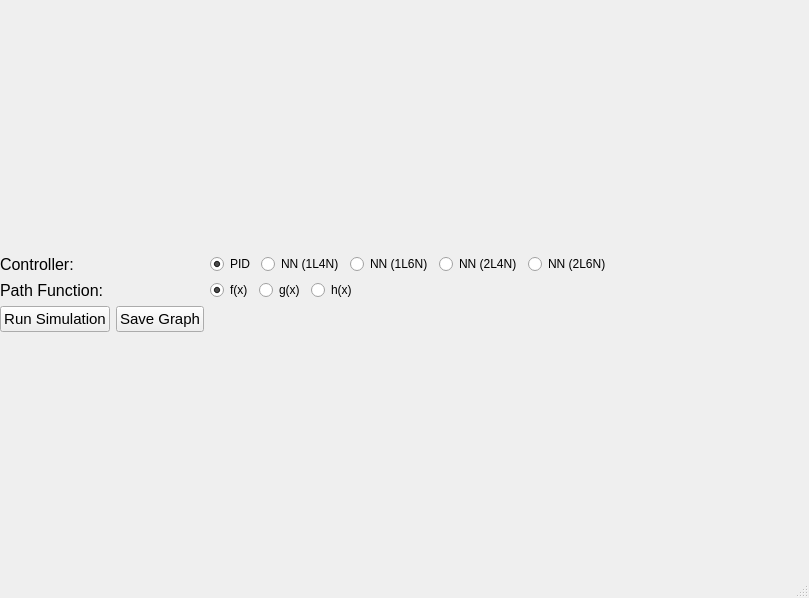
First picture: the form in src/mainwindow.ui, repository viruslobster/AdaptiveControl, before the edit.
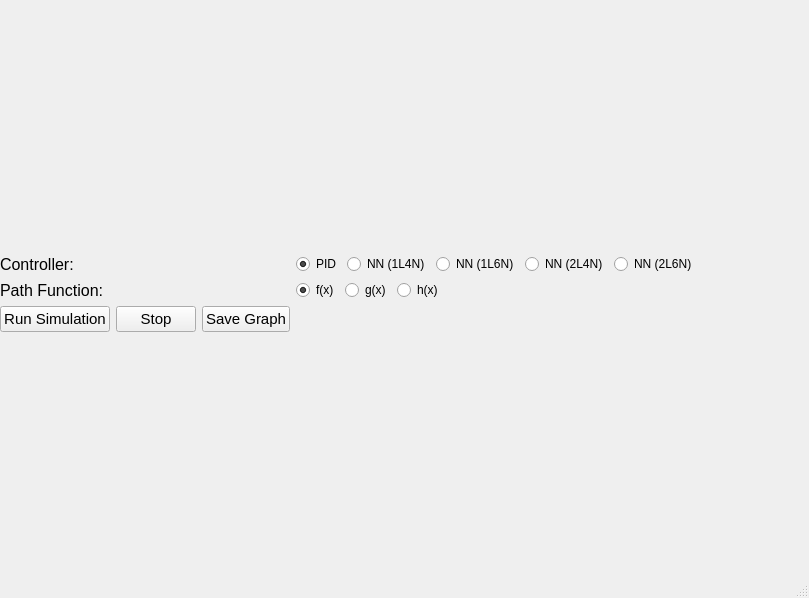
Second picture: the form after the edit. Custom widgets are drawn as their Qt base class.

Commit message: added stop button to ui

What changed in the file:
```diff
--- a/src/mainwindow.ui
+++ b/src/mainwindow.ui
@@ -217,6 +217,18 @@
            </property>
           </widget>
          </item>
+         <item>
+          <widget class="QPushButton" name="pushButton_3">
+           <property name="font">
+            <font>
+             <pointsize>11</pointsize>
+            </font>
+           </property>
+           <property name="text">
+            <string>Stop</string>
+           </property>
+          </widget>
+         </item>
          <item>
           <widget class="QPushButton" name="pushButton">
            <property name="font">
```
